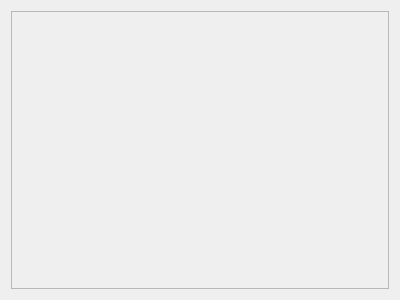
Qt form src/dialoginfo.ui (dibydrams/raspparispi) before a commit.
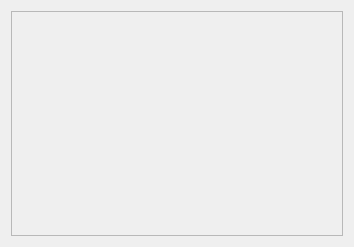
The same form after that commit.

Commit message: Ajout des coordonnées X et Y dans dialoginfo

The edit to the form file:
```diff
--- a/src/dialoginfo.ui
+++ b/src/dialoginfo.ui
@@ -6,8 +6,8 @@
    <rect>
     <x>0</x>
     <y>0</y>
-    <width>400</width>
-    <height>300</height>
+    <width>354</width>
+    <height>247</height>
    </rect>
   </property>
   <property name="windowTitle">
@@ -24,8 +24,8 @@
        <rect>
         <x>0</x>
         <y>0</y>
-        <width>380</width>
-        <height>280</height>
+        <width>328</width>
+        <height>221</height>
        </rect>
       </property>
       <layout class="QVBoxLayout" name="verticalLayout_3">
```
The commit also changes 4 other files.
